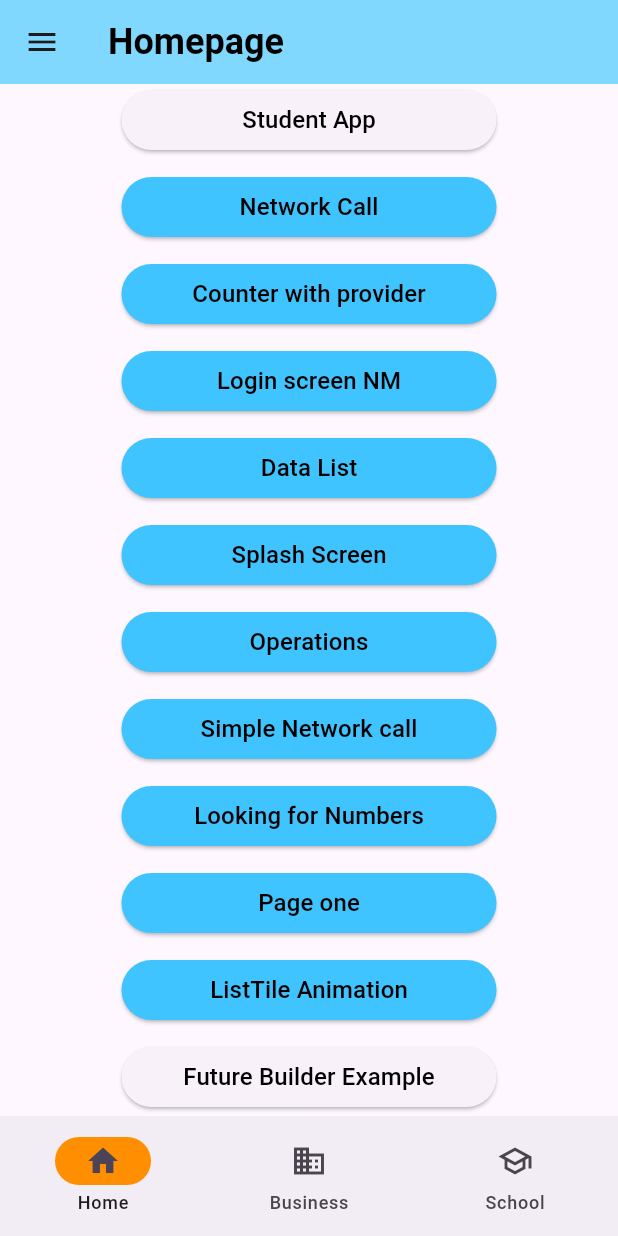
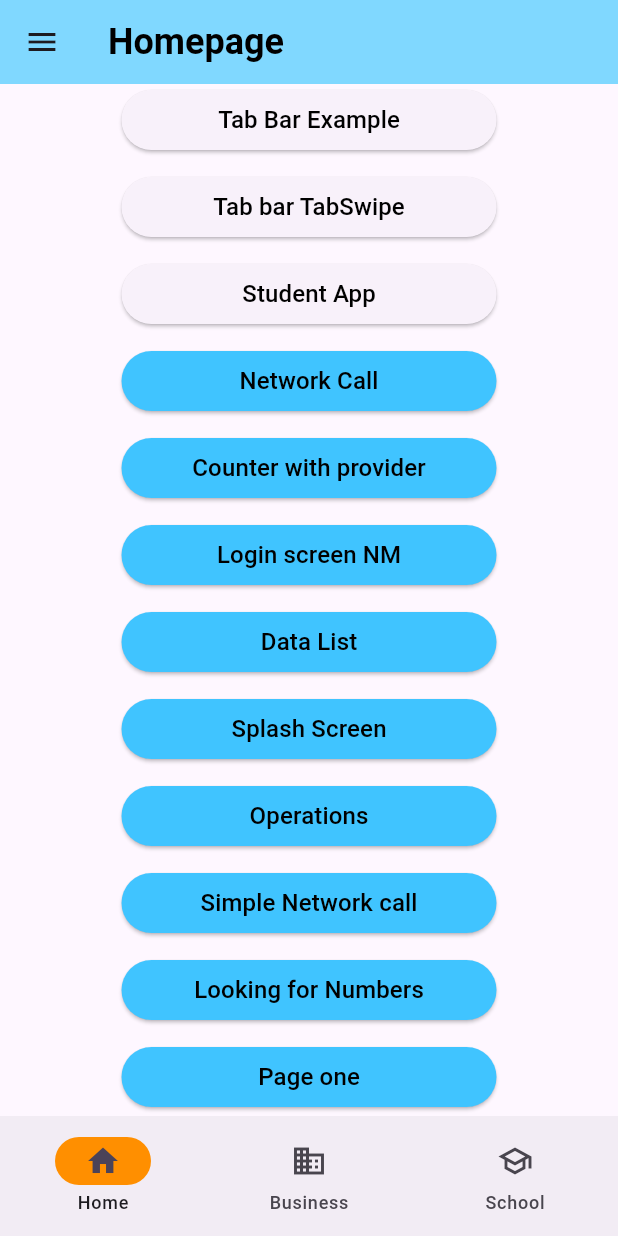
Before and after one commit to OmkarShingte/Flutter-Demo-Project, a Flutter app: the screen it shows after launch, on a phone screen of 412 x 824 dp. Run offline on Flutter 3.47's test engine with Material 2 defaults, Android fonts, the light colour scheme and no system bars; our stand-ins replace connectivity_plus, firebase_core, flutter_rating_bar, fluttertoast, image_gallery_saver, permission_handler and 3 more; accounts and stored records are empty.

Commit message:
Minor code change

```diff
--- a/analysis_options.yaml
+++ b/analysis_options.yaml
@@ -21,8 +21,8 @@ linter:
   # `// ignore_for_file: name_of_lint` syntax on the line or in the file
   # producing the lint.
   rules:
-    # avoid_print: false  # Uncomment to disable the `avoid_print` rule
-    # prefer_single_quotes: true  # Uncomment to enable the `prefer_single_quotes` rule
+  # avoid_print: false  # Uncomment to disable the `avoid_print` rule
+  # prefer_single_quotes: true  # Uncomment to enable the `prefer_single_quotes` rule
 
 # Additional information about this file can be found at
 # https://dart.dev/guides/language/analysis-options
--- a/lib/main.dart
+++ b/lib/main.dart
@@ -9,6 +9,8 @@ import 'package:first/screens/page_one.dart';
 import 'package:first/screens/splash_screen.dart';
 import 'package:first/screens/login_screen.dart';
 import 'package:first/screens/student_app.dart';
+import 'package:first/screens/tab_bar_example.dart';
+import 'package:first/screens/tab_swipe.dart';
 import 'package:first/screens/youtube_screen.dart';
 import 'package:flutter/material.dart';
 import 'package:provider/provider.dart';
@@ -69,9 +71,6 @@ class _MainScreenState extends State<MainScreen> {
     // var data = Item("", counterProviderFunction(context));
     return Scaffold(
         drawer: Drawer(
-          // Add a ListView to the drawer. This ensures the user can scroll
-          // through the options in the drawer if there isn't enough vertical
-          // space to fit everything.
           child: ListView(
             // Important: Remove any padding from the ListView.
             padding: EdgeInsets.zero,
@@ -89,7 +88,7 @@ class _MainScreenState extends State<MainScreen> {
                   // Update the state of the app
                   _onItemTapped(0);
                   // Then close the drawer
-                  Navigator.pop(context);
+                  // Navigator.pop(context);
                 },
               ),
               ListTile(
@@ -165,8 +164,7 @@ class _MainScreenState extends State<MainScreen> {
 
   LayoutBuilder homeScreen(BuildContext context) {
     return LayoutBuilder(
-      builder: (context, constraints) =>
-          SingleChildScrollView(
+      builder: (context, constraints) => SingleChildScrollView(
         child: ConstrainedBox(
           constraints: BoxConstraints(
             minHeight: constraints.maxHeight,
@@ -176,12 +174,47 @@ class _MainScreenState extends State<MainScreen> {
               mainAxisAlignment: MainAxisAlignment.spaceEvenly,
               children: [
                 Container(
+                  margin: const EdgeInsets.only(bottom: 10),
+                  width: 250,
+                  child: ElevatedButton(
+                    onPressed: () => Navigator.push(
+                        context,
+                        MaterialPageRoute(
+                          builder: (context) => const TabBarExample(),
+                        )),
+                    child: Text(
+                      "Tab Bar Example",
+                      style: customTextStyle(),
+                    ),
+                  ),
+                ),
+                Container(
                   margin: EdgeInsets.only(bottom: 10),
                   width: 250,
                   child: ElevatedButton(
                     onPressed: () {
-                          Navigator.push(context,
-                              MaterialPageRoute(builder: (context) => StudentApp(),));
+                      Navigator.push(
+                          context,
+                          MaterialPageRoute(
+                            builder: (context) => TabSwipe(),
+                          ));
+                    },
+                    child: Text(
+                      "Tab bar TabSwipe",
+                      style: customTextStyle(),
+                    ),
+                  ),
+                ),
+                Container(
+                  margin: EdgeInsets.only(bottom: 10),
+                  width: 250,
+                  child: ElevatedButton(
+                    onPressed: () {
+                      Navigator.push(
+                          context,
+                          MaterialPageRoute(
+                            builder: (context) => StudentApp(),
+                          ));
                     },
                     child: Text(
                       "Student App",
@@ -198,10 +231,8 @@ class _MainScreenState extends State<MainScreen> {
                             //goRoute
                             context,
                             MaterialPageRoute(
-                                  builder: (context) =>
-                                      ChangeNotifierProvider(
-                                          create: (context) =>
-                                              NetworkCallModel(),
+                              builder: (context) => ChangeNotifierProvider(
+                                  create: (context) => NetworkCallModel(),
                                   child: const NetworkCallProvider()),
                             ));
                       },
@@ -253,8 +284,7 @@ class _MainScreenState extends State<MainScreen> {
                             ));
                       },
                       style: customButtonStyle(),
-                          child: Text(
-                              "Login screen NM", style: customTextStyle())),
+                      child: Text("Login screen NM", style: customTextStyle())),
                 ),
                 Container(
                   margin: const EdgeInsets.only(bottom: 10),
@@ -284,8 +314,7 @@ class _MainScreenState extends State<MainScreen> {
                             ));
                       },
                       style: customButtonStyle(),
-                          child: Text(
-                              "Splash Screen", style: customTextStyle())),
+                      child: Text("Splash Screen", style: customTextStyle())),
                 ),
                 Container(
                   margin: const EdgeInsets.only(bottom: 10),
@@ -330,10 +359,8 @@ class _MainScreenState extends State<MainScreen> {
                             //goRoute
                             context,
                             MaterialPageRoute(
-                                    builder: (context) =>
-                                        ChangeNotifierProvider(
-                                          create: (context) =>
-                                              LookingForProvider(),
+                                builder: (context) => ChangeNotifierProvider(
+                                      create: (context) => LookingForProvider(),
                                       child: const LookingForScreen(),
                                     )));
                       },
@@ -383,12 +410,10 @@ class _MainScreenState extends State<MainScreen> {
                   margin: const EdgeInsets.only(bottom: 10),
                   width: 250,
                   child: ElevatedButton(
-                        onPressed: () =>
-                            Navigator.push(
+                    onPressed: () => Navigator.push(
                         context,
                         MaterialPageRoute(
-                                  builder: (
-                                      context) => const FutureBuilderExample(),
+                          builder: (context) => const FutureBuilderExample(),
                         )),
                     child: Text(
                       "Future Builder Example",
@@ -400,15 +425,28 @@ class _MainScreenState extends State<MainScreen> {
                   margin: const EdgeInsets.only(bottom: 10),
                   width: 250,
                   child: ElevatedButton(
-                        onPressed: () =>
-                            Navigator.push(
+                    onPressed: () => Navigator.push(
                         context,
                         MaterialPageRoute(
-                                  builder: (
-                                      context) => const YoutubeScreen(),
+                          builder: (context) => const YoutubeScreen(),
                         )),
                     child: Text(
                       "Youtube Player",
+                      style: customTextStyle(),
+                    ),
+                  ),
+                ),
+                Container(
+                  margin: const EdgeInsets.only(bottom: 10),
+                  width: 250,
+                  child: ElevatedButton(
+                    onPressed: () => Navigator.push(
+                        context,
+                        MaterialPageRoute(
+                          builder: (context) => const YoutubeScreen(),
+                        )),
+                    child: Text(
+                      "Tab Bar Example",
                       style: customTextStyle(),
                     ),
                   ),
@@ -426,8 +464,7 @@ class _MainScreenState extends State<MainScreen> {
         //goRoute
         context,
         MaterialPageRoute(
-          builder: (context) =>
-              ChangeNotifierProvider(
+          builder: (context) => ChangeNotifierProvider(
               create: (context) => CounterModel(),
               child: const CounterWithProviderScreen()),
         ));
```
Also changed, not shown: lib/screens/aer/screens/image_path_constants.dart (added, +21 -0 lines), lib/screens/camera_screenshot_example.dart (added, +27 -0 lines), lib/screens/tab_bar_example.dart (added, +61 -0 lines), lib/screens/tab_swipe.dart (added, +75 -0 lines), pubspec.yaml (+8 -0 lines), pubspec.lock, 5 other files. Lines whose indentation alone changed are shown as unchanged.
